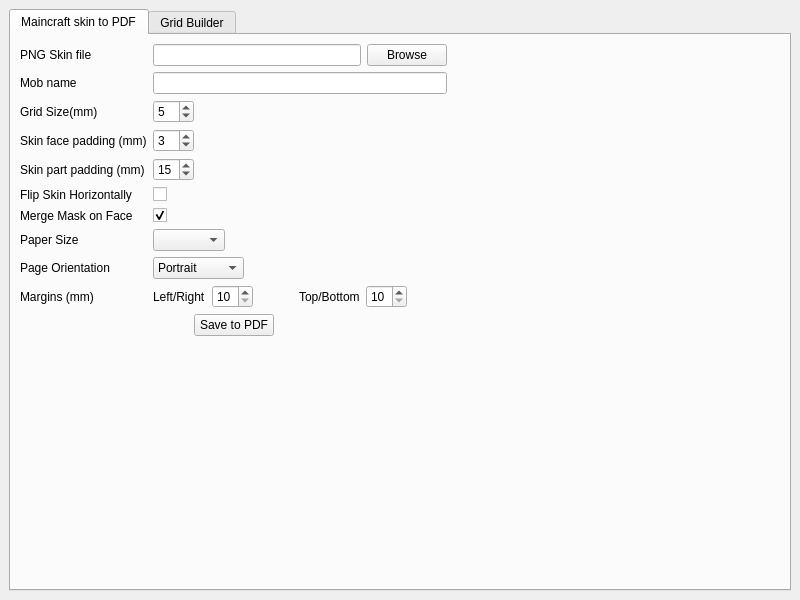
Qt form main_window.ui (vhangout/mainskin) before a commit.
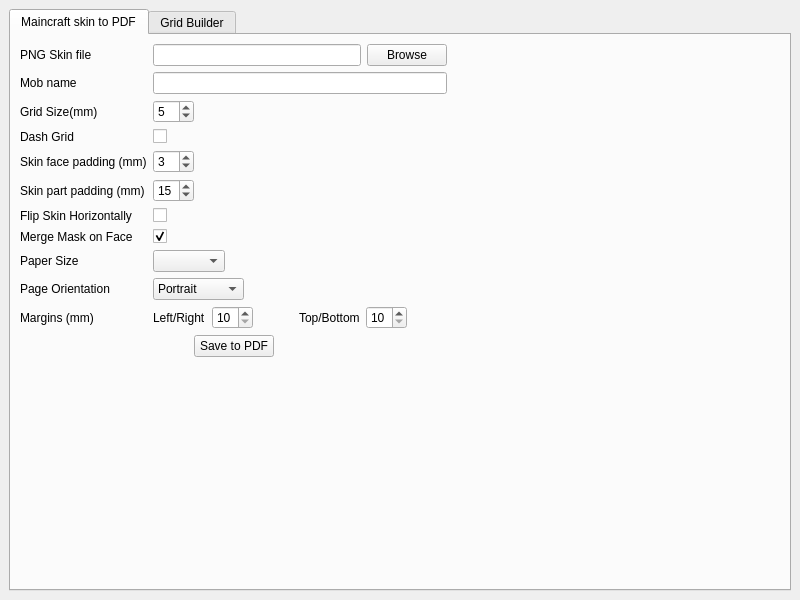
The same form after that commit. The open tabs and pages were chosen to show the change.

```diff
--- a/main_window.ui
+++ b/main_window.ui
@@ -65,6 +65,104 @@
           </property>
           <item row="0" column="0">
            <layout class="QGridLayout" name="gridLayout">
+            <item row="8" column="2">
+             <layout class="QHBoxLayout" name="horizontalLayout_7">
+              <item>
+               <widget class="QComboBox" name="cbSkinPaperSize"/>
+              </item>
+              <item>
+               <spacer name="horizontalSpacer_8">
+                <property name="orientation">
+                 <enum>Qt::Horizontal</enum>
+                </property>
+                <property name="sizeHint" stdset="0">
+                 <size>
+                  <width>40</width>
+                  <height>20</height>
+                 </size>
+                </property>
+               </spacer>
+              </item>
+             </layout>
+            </item>
+            <item row="5" column="2">
+             <layout class="QHBoxLayout" name="horizontalLayout_6">
+              <item>
+               <widget class="QSpinBox" name="sbSkinPartPadding">
+                <property name="minimum">
+                 <number>10</number>
+                </property>
+                <property name="maximum">
+                 <number>30</number>
+                </property>
+                <property name="value">
+                 <number>15</number>
+                </property>
+               </widget>
+              </item>
+              <item>
+               <spacer name="horizontalSpacer_7">
+                <property name="orientation">
+                 <enum>Qt::Horizontal</enum>
+                </property>
+                <property name="sizeHint" stdset="0">
+                 <size>
+                  <width>40</width>
+                  <height>20</height>
+                 </size>
+                </property>
+               </spacer>
+              </item>
+             </layout>
+            </item>
+            <item row="7" column="2">
+             <widget class="QCheckBox" name="checkSkinMergeMask">
+              <property name="text">
+               <string/>
+              </property>
+              <property name="checked">
+               <bool>true</bool>
+              </property>
+             </widget>
+            </item>
+            <item row="7" column="0">
+             <widget class="QLabel" name="label_17">
+              <property name="text">
+               <string>Merge Mask on Face</string>
+              </property>
+             </widget>
+            </item>
+            <item row="9" column="2">
+             <layout class="QHBoxLayout" name="horizontalLayout_9">
+              <item>
+               <widget class="QComboBox" name="cbSkinPageOrientation">
+                <item>
+                 <property name="text">
+                  <string>Portrait</string>
+                 </property>
+                </item>
+                <item>
+                 <property name="text">
+                  <string>Landscape</string>
+                 </property>
+                </item>
+               </widget>
+              </item>
+              <item>
+               <spacer name="horizontalSpacer_9">
+                <property name="orientation">
+                 <enum>Qt::Horizontal</enum>
+                </property>
+                <property name="sizeHint" stdset="0">
+                 <size>
+                  <width>40</width>
+                  <height>20</height>
+                 </size>
+                </property>
+               </spacer>
+              </item>
+             </layout>
+            </item>
             <item row="2" column="2">
              <layout class="QHBoxLayout" name="horizontalLayout_4">
               <property name="sizeConstraint">
@@ -105,6 +203,36 @@
               </property>
              </widget>
             </item>
+            <item row="4" column="2">
+             <layout class="QHBoxLayout" name="horizontalLayout_5">
+              <item>
+               <widget class="QSpinBox" name="sbSkinFacePadding">
+                <property name="minimum">
+                 <number>2</number>
+                </property>
+                <property name="maximum">
+                 <number>10</number>
+                </property>
+                <property name="value">
+                 <number>3</number>
+                </property>
+               </widget>
+              </item>
+              <item>
+               <spacer name="horizontalSpacer_6">
+                <property name="orientation">
+                 <enum>Qt::Horizontal</enum>
+                </property>
+                <property name="sizeHint" stdset="0">
+                 <size>
+                  <width>40</width>
+                  <height>20</height>
+                 </size>
+                </property>
+               </spacer>
+              </item>
+             </layout>
+            </item>
             <item row="0" column="2">
              <layout class="QHBoxLayout" name="horizontalLayout">
               <item>
@@ -123,71 +251,20 @@
               </item>
              </layout>
             </item>
-            <item row="4" column="0">
+            <item row="5" column="0">
              <widget class="QLabel" name="label_10">
               <property name="text">
                <string>Skin part padding (mm)</string>
               </property>
              </widget>
             </item>
-            <item row="3" column="2">
-             <layout class="QHBoxLayout" name="horizontalLayout_5">
-              <item>
-               <widget class="QSpinBox" name="sbSkinFacePadding">
-                <property name="minimum">
-                 <number>2</number>
-                </property>
-                <property name="maximum">
-                 <number>10</number>
-                </property>
-                <property name="value">
-                 <number>3</number>
-                </property>
-               </widget>
-              </item>
-              <item>
-               <spacer name="horizontalSpacer_6">
-                <property name="orientation">
-                 <enum>Qt::Horizontal</enum>
-                </property>
-                <property name="sizeHint" stdset="0">
-                 <size>
-                  <width>40</width>
-                  <height>20</height>
-                 </size>
-                </property>
-               </spacer>
-              </item>
-             </layout>
-            </item>
-            <item row="9" column="0">
+            <item row="10" column="0">
              <widget class="QLabel" name="label_5">
               <property name="text">
                <string>Margins (mm)</string>
               </property>
              </widget>
             </item>
-            <item row="8" column="0">
-             <widget class="QLabel" name="label_4">
-              <property name="text">
-               <string>Page Orientation</string>
-              </property>
-             </widget>
-            </item>
-            <item row="0" column="0">
-             <widget class="QLabel" name="label">
-              <property name="text">
-               <string>PNG Skin file</string>
-              </property>
-             </widget>
-            </item>
-            <item row="1" column="0">
-             <widget class="QLabel" name="label_2">
-              <property name="text">
-               <string>Mob name</string>
-              </property>
-             </widget>
-            </item>
             <item row="1" column="2">
              <widget class="QLineEdit" name="leMobName">
               <property name="maxLength">
@@ -195,7 +272,28 @@
               </property>
              </widget>
             </item>
-            <item row="9" column="2">
+            <item row="1" column="0">
+             <widget class="QLabel" name="label_2">
+              <property name="text">
+               <string>Mob name</string>
+              </property>
+             </widget>
+            </item>
+            <item row="0" column="0">
+             <widget class="QLabel" name="label">
+              <property name="text">
+               <string>PNG Skin file</string>
+              </property>
+             </widget>
+            </item>
+            <item row="9" column="0">
+             <widget class="QLabel" name="label_4">
+              <property name="text">
+               <string>Page Orientation</string>
+              </property>
+             </widget>
+            </item>
+            <item row="10" column="2">
              <layout class="QHBoxLayout" name="horizontalLayout_2">
               <item>
                <widget class="QLabel" name="label_6">
@@ -259,130 +357,46 @@
               </item>
              </layout>
             </item>
-            <item row="3" column="0">
+            <item row="8" column="0">
+             <widget class="QLabel" name="label_3">
+              <property name="text">
+               <string>Paper Size</string>
+              </property>
+             </widget>
+            </item>
+            <item row="6" column="2">
+             <widget class="QCheckBox" name="checkSkinFlipHor">
+              <property name="text">
+               <string/>
+              </property>
+             </widget>
+            </item>
+            <item row="4" column="0">
              <widget class="QLabel" name="label_9">
               <property name="text">
                <string>Skin face padding (mm)</string>
               </property>
              </widget>
             </item>
-            <item row="7" column="0">
-             <widget class="QLabel" name="label_3">
-              <property name="text">
-               <string>Paper Size</string>
-              </property>
-             </widget>
-            </item>
-            <item row="5" column="0">
+            <item row="6" column="0">
              <widget class="QLabel" name="label_16">
               <property name="text">
                <string>Flip Skin Horizontally</string>
               </property>
              </widget>
             </item>
-            <item row="5" column="2">
-             <widget class="QCheckBox" name="checkSkinFlipHor">
+            <item row="3" column="0">
+             <widget class="QLabel" name="label_22">
               <property name="text">
-               <string/>
+               <string>Dash Grid</string>
               </property>
              </widget>
             </item>
-            <item row="7" column="2">
-             <layout class="QHBoxLayout" name="horizontalLayout_7">
-              <item>
-               <widget class="QComboBox" name="cbSkinPaperSize"/>
-              </item>
-              <item>
-               <spacer name="horizontalSpacer_8">
-                <property name="orientation">
-                 <enum>Qt::Horizontal</enum>
-                </property>
-                <property name="sizeHint" stdset="0">
-                 <size>
-                  <width>40</width>
-                  <height>20</height>
-                 </size>
-                </property>
-               </spacer>
-              </item>
-             </layout>
-            </item>
-            <item row="4" column="2">
-             <layout class="QHBoxLayout" name="horizontalLayout_6">
-              <item>
-               <widget class="QSpinBox" name="sbSkinPartPadding">
-                <property name="minimum">
-                 <number>10</number>
-                </property>
-                <property name="maximum">
-                 <number>30</number>
-                </property>
-                <property name="value">
-                 <number>15</number>
-                </property>
-               </widget>
-              </item>
-              <item>
-               <spacer name="horizontalSpacer_7">
-                <property name="orientation">
-                 <enum>Qt::Horizontal</enum>
-                </property>
-                <property name="sizeHint" stdset="0">
-                 <size>
-                  <width>40</width>
-                  <height>20</height>
-                 </size>
-                </property>
-               </spacer>
-              </item>
-             </layout>
-            </item>
-            <item row="8" column="2">
-             <layout class="QHBoxLayout" name="horizontalLayout_9">
-              <item>
-               <widget class="QComboBox" name="cbSkinPageOrientation">
-                <item>
-                 <property name="text">
-                  <string>Portrait</string>
-                 </property>
-                </item>
-                <item>
-                 <property name="text">
-                  <string>Landscape</string>
-                 </property>
-                </item>
-               </widget>
-              </item>
-              <item>
-               <spacer name="horizontalSpacer_9">
-                <property name="orientation">
-                 <enum>Qt::Horizontal</enum>
-                </property>
-                <property name="sizeHint" stdset="0">
-                 <size>
-                  <width>40</width>
-                  <height>20</height>
-                 </size>
-                </property>
-               </spacer>
-              </item>
-             </layout>
-            </item>
-            <item row="6" column="0">
-             <widget class="QLabel" name="label_17">
+            <item row="3" column="2">
+             <widget class="QCheckBox" name="checkSkinDashGrid">
               <property name="text">
-               <string>Merge Mask on Face</string>
-              </property>
-             </widget>
-            </item>
-            <item row="6" column="2">
-             <widget class="QCheckBox" name="checkSkinMergeMask">
-              <property name="text">
                <string/>
               </property>
-              <property name="checked">
-               <bool>true</bool>
-              </property>
              </widget>
             </item>
            </layout>
```
Left out of the diff: 147 changed lines with no effect on the pictures.
